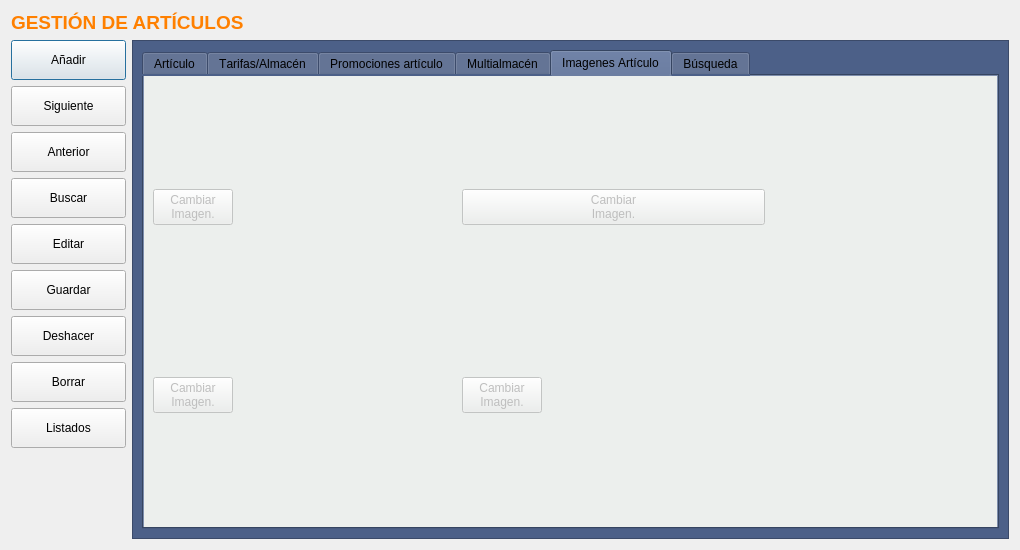
Above: frmarticulos.ui from arcnexus/RedFoX before the change. Below: the same form after it.
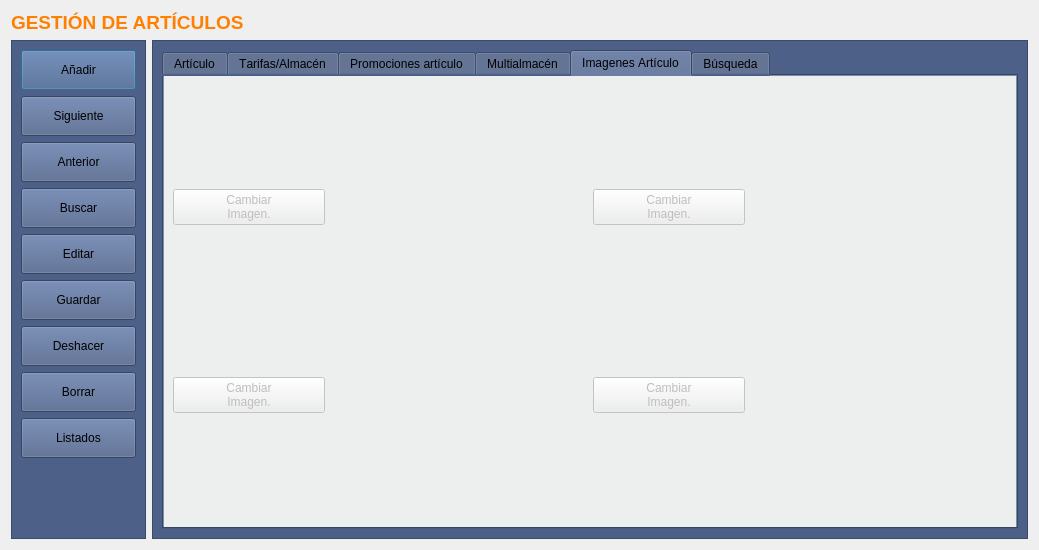
That is the form after the change. The open tabs and pages were chosen to show the change. Icons and pictures are not drawn.

Patch:
```diff
--- a/frmarticulos.ui
+++ b/frmarticulos.ui
@@ -6,14 +6,14 @@
    <rect>
     <x>0</x>
     <y>0</y>
-    <width>1020</width>
-    <height>490</height>
+    <width>1037</width>
+    <height>536</height>
    </rect>
   </property>
   <property name="maximumSize">
    <size>
     <width>16777215</width>
-    <height>490</height>
+    <height>1000</height>
    </size>
   </property>
   <property name="windowTitle">
@@ -31,6 +31,18 @@
     </widget>
    </item>
    <item row="1" column="0">
+    <widget class="QFrame" name="frame_16">
+     <property name="styleSheet">
+      <string notr="true">background: #4c6088</string>
+     </property>
+     <property name="frameShape">
+      <enum>QFrame::StyledPanel</enum>
+     </property>
+     <property name="frameShadow">
+      <enum>QFrame::Raised</enum>
+     </property>
+     <layout class="QVBoxLayout" name="verticalLayout_3">
+      <item>
     <layout class="QVBoxLayout" name="verticalLayout">
      <item>
       <widget class="QPushButton" name="botAnadir">
@@ -308,6 +320,9 @@
      </item>
     </layout>
    </item>
+     </layout>
+    </widget>
+   </item>
    <item row="1" column="1">
     <widget class="QFrame" name="frame">
      <property name="minimumSize">
@@ -2068,51 +2083,6 @@
             </property>
            </widget>
           </item>
-          <item row="0" column="2" colspan="2">
-           <widget class="QPushButton" name="botCambiarImagen_2">
-            <property name="enabled">
-             <bool>false</bool>
-            </property>
-            <property name="text">
-             <string>Cambiar
-Imagen.</string>
-            </property>
-           </widget>
-          </item>
-          <item row="0" column="4">
-           <widget class="QLabel" name="lblImagenArticulo_2">
-            <property name="sizePolicy">
-             <sizepolicy hsizetype="Preferred" vsizetype="Preferred">
-              <horstretch>255</horstretch>
-              <verstretch>255</verstretch>
-             </sizepolicy>
-            </property>
-            <property name="minimumSize">
-             <size>
-              <width>120</width>
-              <height>120</height>
-             </size>
-            </property>
-            <property name="maximumSize">
-             <size>
-              <width>256</width>
-              <height>256</height>
-             </size>
-            </property>
-            <property name="toolTip">
-             <string>La imagen introducida debe tener los mismos pixels horizontales que verticales</string>
-            </property>
-            <property name="text">
-             <string/>
-            </property>
-            <property name="pixmap">
-             <pixmap resource="terra.qrc">:/Icons/PNG/paquete.png</pixmap>
-            </property>
-            <property name="scaledContents">
-             <bool>true</bool>
-            </property>
-           </widget>
-          </item>
           <item row="1" column="0">
            <widget class="QPushButton" name="botCambiarImagen_3">
             <property name="enabled">
@@ -2169,7 +2139,52 @@
             </property>
            </widget>
           </item>
-          <item row="1" column="3" colspan="2">
+          <item row="0" column="2">
+           <widget class="QPushButton" name="botCambiarImagen_2">
+            <property name="enabled">
+             <bool>false</bool>
+            </property>
+            <property name="text">
+             <string>Cambiar
+Imagen.</string>
+            </property>
+           </widget>
+          </item>
+          <item row="0" column="3">
+           <widget class="QLabel" name="lblImagenArticulo_2">
+            <property name="sizePolicy">
+             <sizepolicy hsizetype="Preferred" vsizetype="Preferred">
+              <horstretch>255</horstretch>
+              <verstretch>255</verstretch>
+             </sizepolicy>
+            </property>
+            <property name="minimumSize">
+             <size>
+              <width>120</width>
+              <height>120</height>
+             </size>
+            </property>
+            <property name="maximumSize">
+             <size>
+              <width>256</width>
+              <height>256</height>
+             </size>
+            </property>
+            <property name="toolTip">
+             <string>La imagen introducida debe tener los mismos pixels horizontales que verticales</string>
+            </property>
+            <property name="text">
+             <string/>
+            </property>
+            <property name="pixmap">
+             <pixmap resource="terra.qrc">:/Icons/PNG/paquete.png</pixmap>
+            </property>
+            <property name="scaledContents">
+             <bool>true</bool>
+            </property>
+           </widget>
+          </item>
+          <item row="1" column="3">
            <widget class="QLabel" name="lblImagenArticulo_4">
             <property name="sizePolicy">
              <sizepolicy hsizetype="Preferred" vsizetype="Preferred">
```
Left out of the diff: 17 changed lines with no effect on the pictures. Lines whose indentation alone changed are shown as unchanged.
